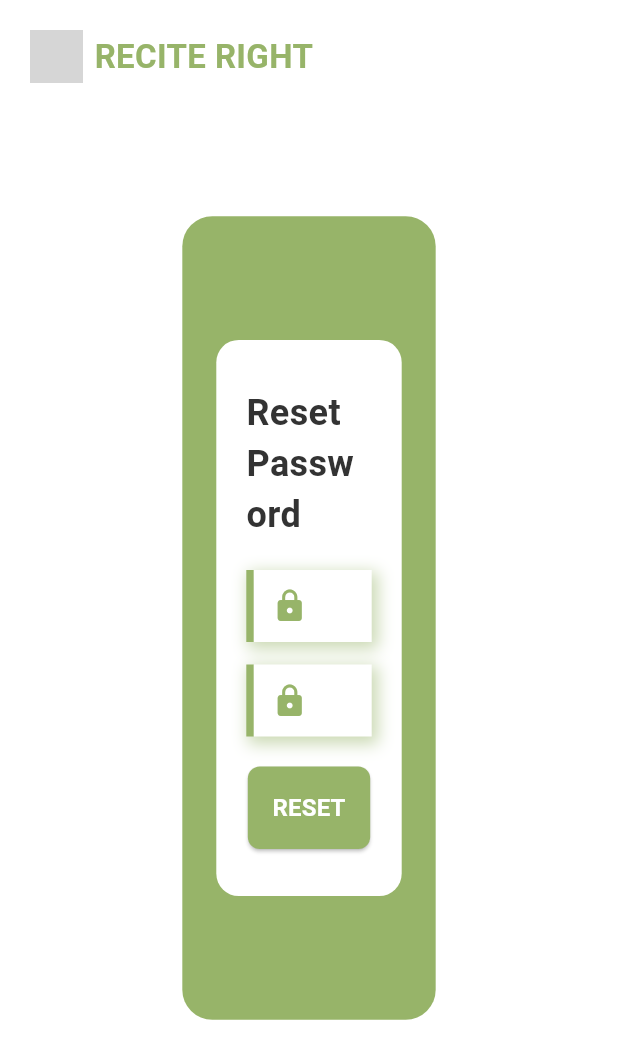
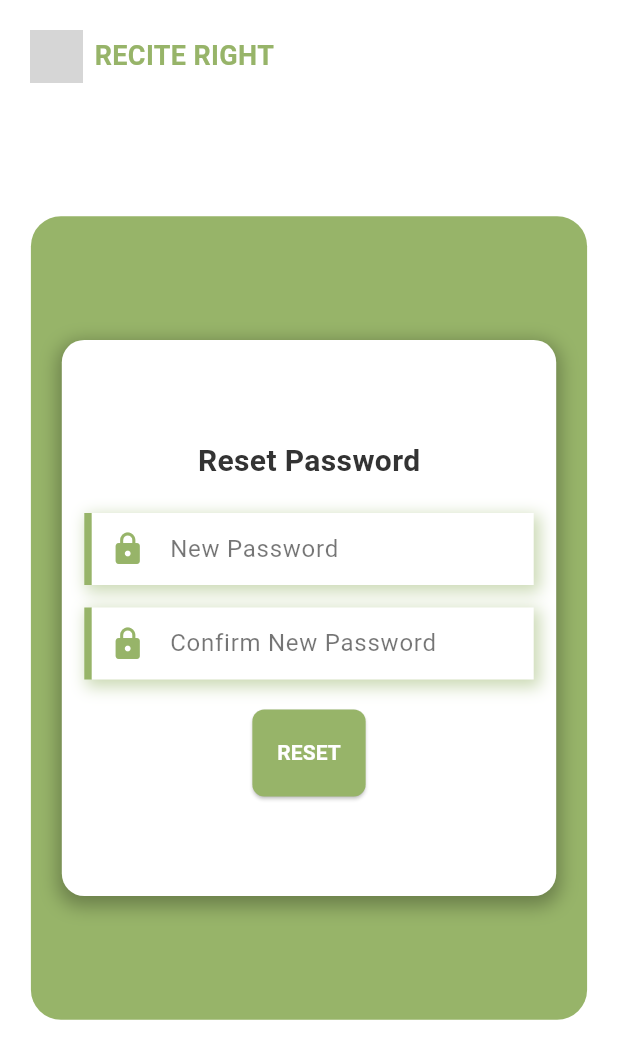
Before and after one commit to Eesha-Maryam/Recite_Right_Project, a Flutter app: the ResetPasswordPage screen opened directly, on a phone screen of 412 x 824 dp. Shown: the top 1059 px of the screen. Run offline on Flutter 3.47's test engine with Material 3 defaults, Android fonts, the phone set to English and light mode, and no system bars; our stand-ins replace shared_preferences; accounts and stored records are empty; grey boxes are pictures that could not be loaded.

Commit message:
Update ResetPasswordForm.dart

```diff
--- a/lib/ResetPasswordForm.dart
+++ b/lib/ResetPasswordForm.dart
@@ -12,12 +12,14 @@ void main() {
 class ResetPasswordPage extends StatelessWidget {
   @override
   Widget build(BuildContext context) {
-    double screenWidth = MediaQuery.of(context).size.width;
-    double screenHeight = MediaQuery.of(context).size.height;
-
     return Scaffold(
       backgroundColor: Colors.white,
-      body: Stack(
+      body: LayoutBuilder(
+        builder: (context, constraints) {
+          double screenWidth = constraints.maxWidth;
+          double screenHeight = constraints.maxHeight;
+
+          return Stack(
             children: [
               // 🔹 Top Left "RECITE RIGHT" Logo + Text
               Positioned(
@@ -30,7 +32,8 @@ class ResetPasswordPage extends StatelessWidget {
                     Text(
                       'RECITE RIGHT',
                       style: TextStyle(
-                    fontSize: 22,
+                        fontSize:
+                            screenWidth < 600 ? 18 : 22, // Responsive font size
                         fontWeight: FontWeight.bold,
                         color: oliveGreen,
                       ),
@@ -43,22 +46,50 @@ class ResetPasswordPage extends StatelessWidget {
               Center(
                 child: SingleChildScrollView(
                   child: Container(
-                width: screenWidth * 0.41, // Adjusted width
-                height: screenHeight * 0.65, // Adjusted height
+                    width:
+                        screenWidth < 600
+                            ? screenWidth *
+                                0.9 // Adjusted for small screens
+                            : screenWidth * 0.41, // Adjusted for larger screens
+                    height:
+                        screenHeight < 600
+                            ? screenHeight *
+                                0.7 // Adjusted for small screens
+                            : screenHeight *
+                                0.65, // Adjusted for larger screens
                     decoration: BoxDecoration(
                       color: oliveGreen,
                       borderRadius: BorderRadius.circular(20),
                     ),
                     child: Center(
                       child: Container(
-                    width: screenWidth * 0.30, // Adjusted inner container width
+                        width:
+                            screenWidth < 600
+                                ? screenWidth *
+                                    0.8 // Adjusted for small screens
+                                : screenWidth *
+                                    0.30, // Adjusted for larger screens
                         height:
-                        screenHeight * 0.45, // Adjusted inner container height
+                            screenHeight < 600
+                                ? screenHeight *
+                                    0.5 // Adjusted for small screens
+                                : screenHeight *
+                                    0.45, // Adjusted for larger screens
                         decoration: BoxDecoration(
                           color: Colors.white,
                           borderRadius: BorderRadius.circular(15),
+                          boxShadow: [
+                            BoxShadow(
+                              color: Colors.black.withOpacity(0.3),
+                              blurRadius: 10,
+                              spreadRadius: 2,
+                              offset: Offset(0, 4),
                             ),
-                    padding: const EdgeInsets.all(20), // Reduced padding
+                          ],
+                        ),
+                        padding: EdgeInsets.all(
+                          screenWidth < 600 ? 15 : 20,
+                        ), // Responsive padding
                         child: Column(
                           mainAxisAlignment: MainAxisAlignment.center,
                           children: [
@@ -66,29 +97,35 @@ class ResetPasswordPage extends StatelessWidget {
                             Text(
                               'Reset Password',
                               style: TextStyle(
-                            fontSize: 24,
+                                fontSize:
+                                    screenWidth < 600
+                                        ? 20
+                                        : 24, // Responsive font size
                                 fontWeight: FontWeight.bold,
                                 color: charcoal,
                               ),
                             ),
-                        const SizedBox(height: 20),
-
+                            SizedBox(
+                              height: screenHeight < 600 ? 15 : 20,
+                            ), // Responsive spacing
                             // 🔹 New Password Field
                             _customTextField(
                               hintText: 'New Password',
                               icon: Icons.lock,
                             ),
 
-                        const SizedBox(height: 15),
-
+                            SizedBox(
+                              height: screenHeight < 600 ? 10 : 15,
+                            ), // Responsive spacing
                             // 🔹 Confirm New Password Field
                             _customTextField(
                               hintText: 'Confirm New Password',
                               icon: Icons.lock,
                             ),
 
-                        const SizedBox(height: 20),
-
+                            SizedBox(
+                              height: screenHeight < 600 ? 15 : 20,
+                            ), // Responsive spacing
                             // 🔹 Reset Button
                             ElevatedButton(
                               onPressed: () {
@@ -98,8 +135,11 @@ class ResetPasswordPage extends StatelessWidget {
                                 backgroundColor: oliveGreen,
                                 padding: EdgeInsets.symmetric(
                                   horizontal: screenWidth * 0.04,
-                              vertical: 16,
-                            ), // Increased vertical padding
+                                  vertical:
+                                      screenHeight < 600
+                                          ? 10
+                                          : 19, // Responsive padding
+                                ),
                                 shape: RoundedRectangleBorder(
                                   borderRadius: BorderRadius.circular(8),
                                 ),
@@ -108,7 +148,10 @@ class ResetPasswordPage extends StatelessWidget {
                                 'RESET',
                                 style: TextStyle(
                                   color: Colors.white,
-                              fontSize: 16,
+                                  fontSize:
+                                      screenWidth < 600
+                                          ? 14
+                                          : 16, // Responsive font size
                                   fontWeight: FontWeight.bold,
                                 ),
                               ),
@@ -121,6 +164,8 @@ class ResetPasswordPage extends StatelessWidget {
                 ),
               ),
             ],
+          );
+        },
       ),
     );
   }
```
Lines whose indentation alone changed are shown as unchanged.
